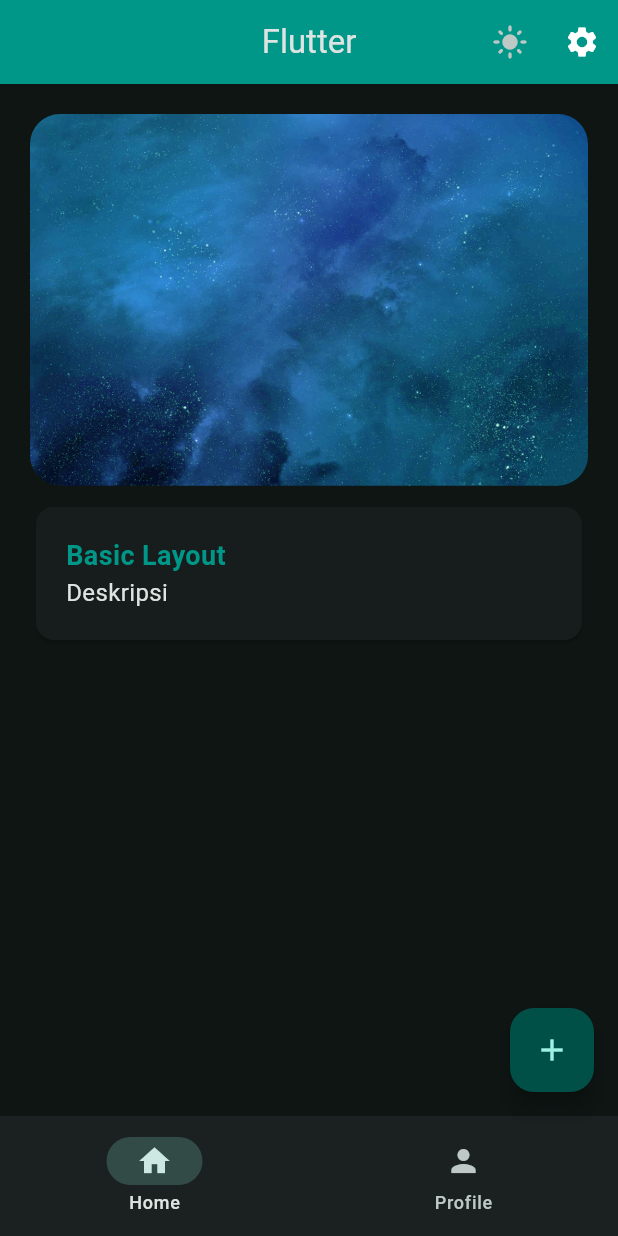
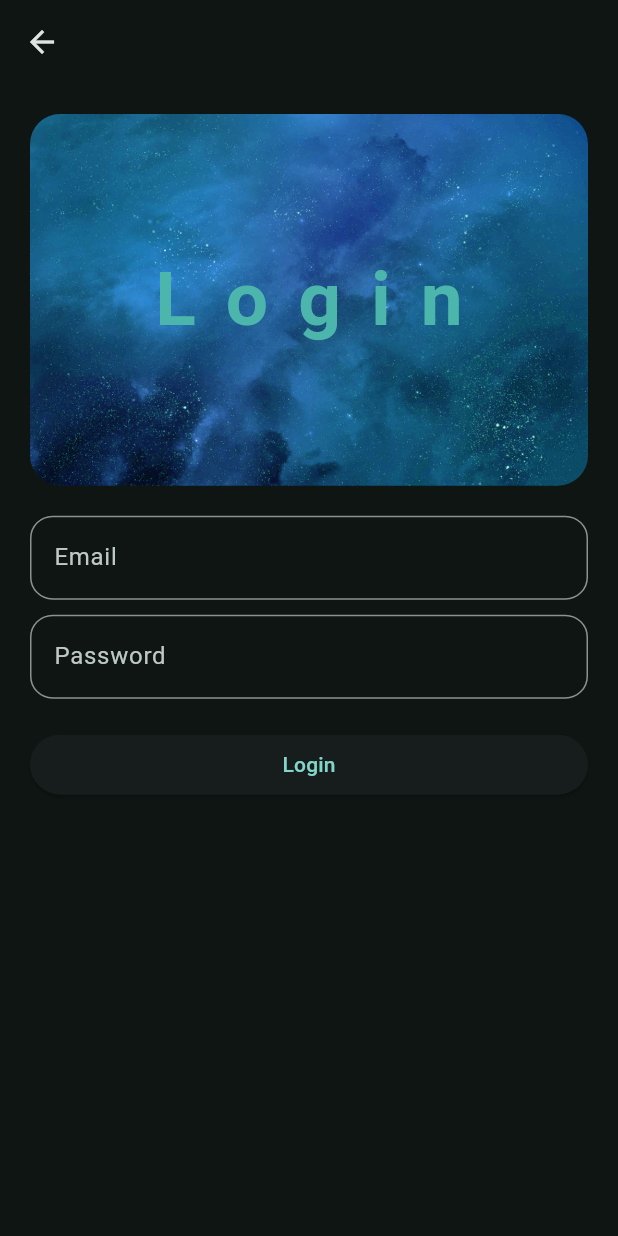
Before and after one commit to assidiqi-git/FlutterMapp-UltimateFlutterTutorial, a Flutter app: the screen it shows after launch, after a tap on "Get Started", on a phone screen of 412 x 824 dp. Run offline on Flutter 3.47's test engine with Material 3 defaults, Android fonts, the phone set to English and light mode, and no system bars; our stand-ins replace lottie.

Commit message:
login page

```diff
--- a/lib/views/pages/home_page.dart
+++ b/lib/views/pages/home_page.dart
@@ -11,7 +11,7 @@ class HomePages extends StatelessWidget {
       padding: EdgeInsets.all(20),
       child: Column(
         children: [
-          HeroWidget(),
+          HeroWidget(title: ''),
           Container(
             padding: EdgeInsets.symmetric(vertical: 10),
             width: double.infinity,
--- /dev/null
+++ b/lib/views/pages/login_page.dart
@@ -0,0 +1,93 @@
+import 'package:flutter/material.dart';
+import 'package:flutter_app/views/widget_tree.dart';
+import 'package:flutter_app/views/widgets/hero_widget.dart';
+
+class LoginPage extends StatefulWidget {
+  const LoginPage({super.key});
+
+  @override
+  State<LoginPage> createState() => _LoginPageState();
+}
+
+class _LoginPageState extends State<LoginPage> {
+  TextEditingController emailController = TextEditingController();
+  TextEditingController passController = TextEditingController();
+
+  String confirmedEmail = '123';
+  String confirmedPass = '123';
+
+  @override
+  void dispose() {
+    emailController.dispose();
+    passController.dispose();
+    super.dispose();
+  }
+
+  @override
+  Widget build(BuildContext context) {
+    return Scaffold(
+      appBar: AppBar(),
+      body: Padding(
+        padding: const EdgeInsets.all(20.0),
+        child: Column(
+          spacing: 20,
+          children: [
+            HeroWidget(title: 'Login'),
+            Column(
+              spacing: 10,
+              children: [
+                TextField(
+                  controller: emailController,
+                  decoration: InputDecoration(
+                    border: OutlineInputBorder(
+                      borderRadius: BorderRadius.circular(15),
+                    ),
+                    hintText: 'Email',
+                  ),
+                  onEditingComplete: () {
+                    setState(() {});
+                  },
+                ),
+                TextField(
+                  controller: passController,
+                  decoration: InputDecoration(
+                    border: OutlineInputBorder(
+                      borderRadius: BorderRadius.circular(15),
+                    ),
+                    hintText: 'Password',
+                  ),
+                  onEditingComplete: () {
+                    setState(() {});
+                  },
+                ),
+              ],
+            ),
+            ElevatedButton(
+              onPressed: () {
+                onLoginPressed();
+              },
+              style: ElevatedButton.styleFrom(
+                minimumSize: Size(double.infinity, 40),
+              ),
+              child: Text('Login'),
+            ),
+          ],
+        ),
+      ),
+    );
+  }
+
+  void onLoginPressed() {
+    if (confirmedEmail == emailController.text &&
+        confirmedPass == passController.text) {
+      Navigator.pushReplacement(
+        context,
+        MaterialPageRoute(
+          builder: (context) {
+            return WidgetTree();
+          },
+        ),
+      );
+    }
+  }
+}
--- a/lib/views/pages/welcome_page.dart
+++ b/lib/views/pages/welcome_page.dart
@@ -1,6 +1,5 @@
 import 'package:flutter/material.dart';
-import 'package:flutter_app/views/widget_tree.dart';
-import 'package:flutter_app/views/widgets/hero_widget.dart';
+import 'package:flutter_app/views/pages/login_page.dart';
 import 'package:lottie/lottie.dart';
 
 class WelcomePage extends StatelessWidget {
@@ -28,11 +27,11 @@ class WelcomePage extends StatelessWidget {
             SizedBox(height: 20),
             FilledButton(
               onPressed: () {
-                Navigator.pushReplacement(
+                Navigator.push(
                   context,
                   MaterialPageRoute(
                     builder: (context) {
-                      return WidgetTree();
+                      return LoginPage();
                     },
                   ),
                 );
@@ -44,11 +43,11 @@ class WelcomePage extends StatelessWidget {
             ),
             TextButton(
               onPressed: () {
-                Navigator.pushReplacement(
+                Navigator.push(
                   context,
                   MaterialPageRoute(
                     builder: (context) {
-                      return WidgetTree();
+                      return LoginPage();
                     },
                   ),
                 );
--- a/lib/views/widgets/hero_widget.dart
+++ b/lib/views/widgets/hero_widget.dart
@@ -1,11 +1,14 @@
 import 'package:flutter/material.dart';
 
 class HeroWidget extends StatelessWidget {
-  const HeroWidget({super.key});
-
+  const HeroWidget({super.key, required this.title});
+  final String title;
   @override
   Widget build(BuildContext context) {
-    return Hero(
+    return Stack(
+      alignment: Alignment.center,
+      children: [
+        Hero(
           tag: 'hero1',
           child: ClipRRect(
             borderRadius: BorderRadius.circular(20),
@@ -15,6 +18,19 @@ class HeroWidget extends StatelessWidget {
               colorBlendMode: BlendMode.softLight,
             ),
           ),
+        ),
+        FittedBox(
+          child: Text(
+            title,
+            style: TextStyle(
+              color: Colors.teal[300],
+              fontWeight: FontWeight.bold,
+              fontSize: 50,
+              letterSpacing: 20,
+            ),
+          ),
+        ),
+      ],
     );
   }
 }
```
Lines whose indentation alone changed are shown as unchanged.
